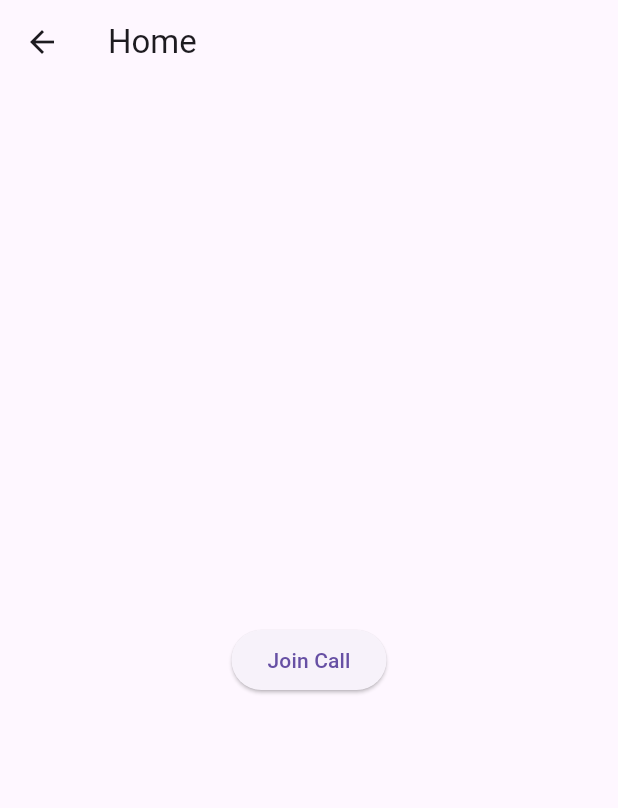
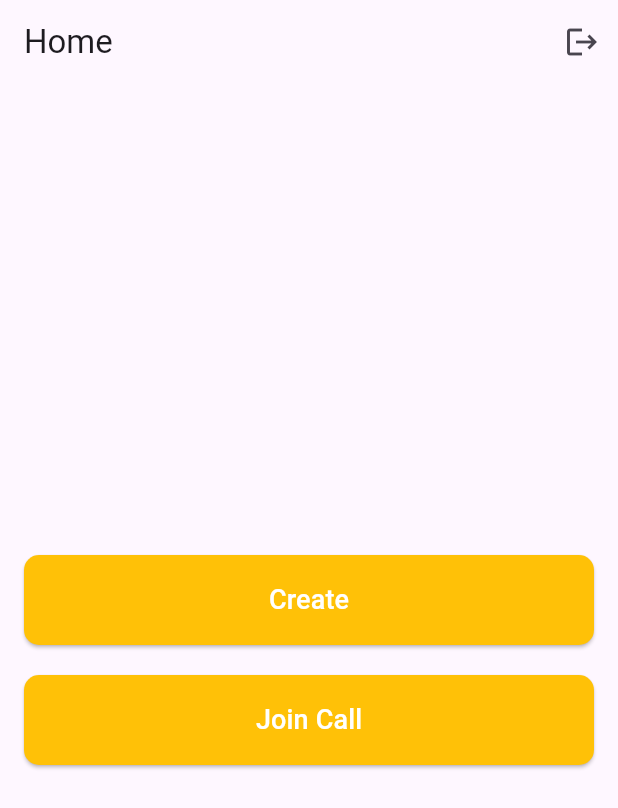
Before and after one commit to rashi8643/videocall, a Flutter app: the MyHome screen opened by its route, on a phone screen of 412 x 824 dp. Shown: the top 808 px of the screen. Run offline on Flutter 3.47's test engine with Material 3 defaults, Android fonts, the phone set to English and light mode, and no system bars; our stand-ins replace firebase_auth, firebase_core, flutter_riverpod, google_sign_in, riverpod_annotation; missing offline and left inert: zego_uikit_prebuilt_call; accounts and stored records are empty; generated files the repository leaves out were written again.

Commit message:
logout completed

```diff
--- a/lib/condroller/provider.dart
+++ b/lib/condroller/provider.dart
@@ -22,4 +22,11 @@ class Login extends _$Login {
       () => Navigator.pushNamed(context, "home"),
     );
   }
+
+  Future<void> signOut(BuildContext context) async {
+    await FirebaseAuth.instance.signOut();
+    await GoogleSignIn().signOut();
+
+    Navigator.pop(context);
+  }
 }
--- a/lib/view/pages/home.dart
+++ b/lib/view/pages/home.dart
@@ -1,17 +1,39 @@
 import 'package:flutter/material.dart';
+import 'package:flutter_riverpod/flutter_riverpod.dart';
+import 'package:video_sample/condroller/provider.dart';
 import 'package:video_sample/view/widgets/call.dart';
 
-class MyHome extends StatelessWidget {
-  const MyHome({Key? key}) : super(key: key);
+class MyHome extends ConsumerWidget {
+  const MyHome({super.key});
 
   @override
-  Widget build(BuildContext context) {
+  Widget build(BuildContext context, WidgetRef ref) {
     return Scaffold(
       appBar: AppBar(
+        automaticallyImplyLeading: false,
         title: const Text("Home"),
+        actions: [
+          IconButton(
+              onPressed: () {
+                ref.read(loginProvider.notifier).signOut(context);
+              },
+              icon: const Icon(Icons.logout))
+        ],
       ),
       body: Center(
-        child: ElevatedButton(
+        child: Padding(
+          padding: const EdgeInsets.all(16.0),
+          child: Column(
+            mainAxisAlignment: MainAxisAlignment.center,
+            children: [
+              ElevatedButton(
+                style: ElevatedButton.styleFrom(
+                  backgroundColor: Colors.amber,
+                  minimumSize: const Size(double.infinity, 60),
+                  shape: RoundedRectangleBorder(
+                    borderRadius: BorderRadius.circular(10),
+                  ),
+                ),
                 onPressed: () {
                   Navigator.of(context).push(
                     MaterialPageRoute(
@@ -19,7 +41,36 @@ class MyHome extends StatelessWidget {
                     ),
                   );
                 },
-          child: const Text("Join Call"),
+                child: const Text(
+                  "Create",
+                  style: TextStyle(color: Colors.white, fontSize: 18),
+                ),
+              ),
+              const SizedBox(
+                height: 20,
+              ),
+              ElevatedButton(
+                style: ElevatedButton.styleFrom(
+                  backgroundColor: Colors.amber,
+                  minimumSize: const Size(double.infinity, 60),
+                  shape: RoundedRectangleBorder(
+                    borderRadius: BorderRadius.circular(10),
+                  ),
+                ),
+                onPressed: () {
+                  Navigator.of(context).push(
+                    MaterialPageRoute(
+                      builder: (context) => const MyCall(callID: "1"),
+                    ),
+                  );
+                },
+                child: const Text(
+                  "Join Call",
+                  style: TextStyle(color: Colors.white, fontSize: 18),
+                ),
+              ),
+            ],
+          ),
         ),
       ),
     );
--- a/lib/view/pages/login.dart
+++ b/lib/view/pages/login.dart
@@ -1,6 +1,6 @@
 import 'package:flutter/material.dart';
 import 'package:flutter_riverpod/flutter_riverpod.dart';
-import 'package:videocall/condroller/provider.dart';
+import 'package:video_sample/condroller/provider.dart';
 
 class MyLogin extends ConsumerWidget {
   const MyLogin({Key? key}) : super(key: key);
```
Also changed, not shown: lib/view/widgets/call.dart (+3 -8 lines), lib/condroller/provider.g.dart, lib/firebase_options.dart, pubspec.lock, 7 other files. Lines whose indentation alone changed are shown as unchanged.
